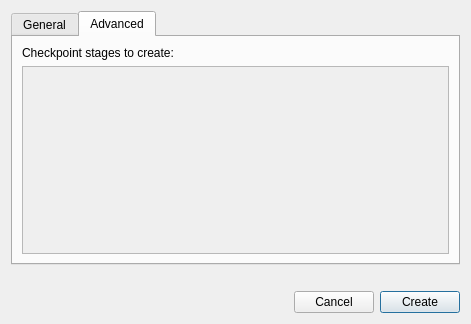
Before: the Qt Designer form ui/shotCreation.ui in sashaouellet/Helix, drawn with Qt 5.
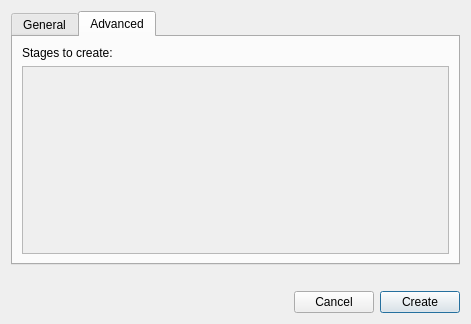
After: the same form once the commit is applied. The open tabs and pages were chosen to show the change.

Commit message: Renamed checkpoint to stage

What changed in the file:
```diff
--- a/ui/shotCreation.ui
+++ b/ui/shotCreation.ui
@@ -148,7 +148,7 @@
           </sizepolicy>
          </property>
          <property name="text">
-          <string>Checkpoint stages to create:</string>
+          <string>Stages to create:</string>
          </property>
         </widget>
        </item>
```
The commit also changes 9 other files.
